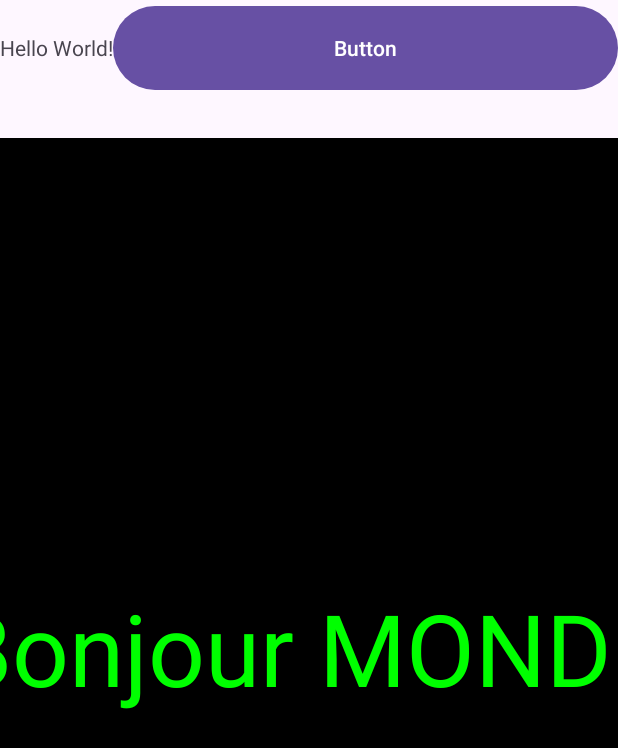
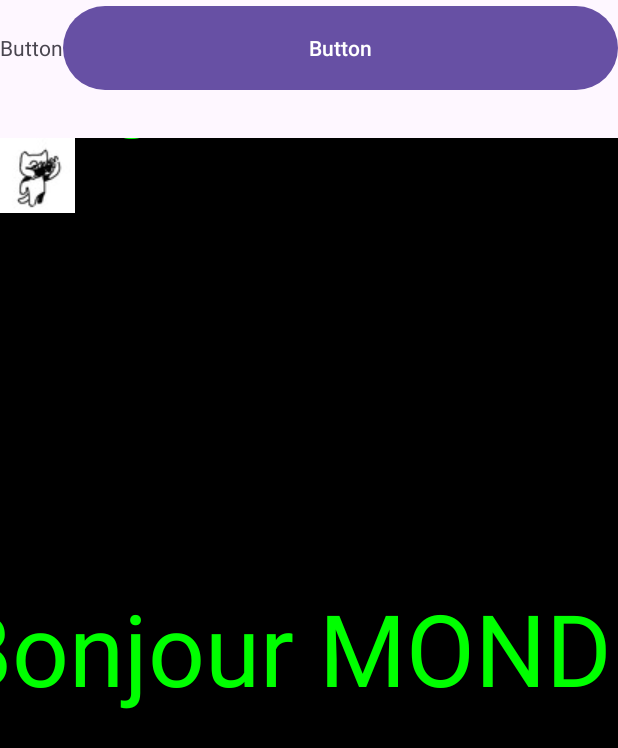
Before and after one commit to rabmarac/TP1_ANDROID_BASES_KRSTESKI, an Android app: the screen it shows after launch (MainActivity), on a phone screen of 412 x 824 dp. Shown: the top 748 px of the screen. Run offline under Robolectric (Android 15) with nearby library versions, the phone set to English and light mode, and no system bars.

Commit message:
Affichage d'une image

```diff
--- a/app/src/main/java/UPsay/decouverteAndroid/MainActivity.java
+++ b/app/src/main/java/UPsay/decouverteAndroid/MainActivity.java
@@ -8,7 +8,6 @@ import androidx.core.graphics.Insets;
 import androidx.core.view.ViewCompat;
 import androidx.core.view.WindowInsetsCompat;
 import android.view.View;
-import android.widget.TextView;
 
 public class MainActivity extends AppCompatActivity {
 
@@ -28,6 +27,6 @@ public class MainActivity extends AppCompatActivity {
         TextView editText = (TextView) findViewById(R.id.monTexte);
         editText.setText("Bisou");*/
 
-        setContentView(R.layout.gestionnaire2);
+        /* this allows us to change context -> setContentView(R.layout.gestionnaire2); */
     }
 }
--- a/app/src/main/java/UPsay/decouverteAndroid/ToGraphic.java
+++ b/app/src/main/java/UPsay/decouverteAndroid/ToGraphic.java
@@ -1,36 +1,73 @@
 package UPsay.decouverteAndroid;
 
+import androidx.annotation.Nullable;
+import android.annotation.SuppressLint;
+
 import android.content.Context;
+import android.graphics.Bitmap;
+import android.graphics.BitmapFactory;
 import android.graphics.Canvas;
 import android.graphics.Color;
 import android.graphics.Paint;
 import android.util.AttributeSet;
+import android.view.MotionEvent;
 import android.view.View;
-
-import androidx.annotation.Nullable;
+import android.widget.Toast;
+import android.os.Handler;
 
 public class ToGraphic extends View {
+    public float xText, yText, textSize;
+    boolean is_on;
+
+    Handler timerHandler = new Handler();
+    Runnable updateTimerThread = new Runnable() {
+        public void run(){
+            textSize += 2f;
+            timerHandler.postDelayed(this, 100);
+            invalidate();
+        }
+    };
 
     /* Constructeur de la classe ToGraphic */
     public ToGraphic(Context context, @Nullable AttributeSet attrs) {
         super(context, attrs);
+        timerHandler.postDelayed(updateTimerThread, 10);
     }
+
+    // Overridable functions
     @Override public void onDraw (Canvas canvas) {
-        Paint p = new Paint();
-        /*définir la couleur de l’objet de dessin */
+        @SuppressLint("DrawAllocation") Paint p = new Paint();
+
+        // Je met une limite à textSize pour éviter qu'il prenne tout l'écran
+        if (textSize > 100) textSize = 100;
         p.setColor(Color.BLACK);
-        /*définir son style en remplissage*/
         p.setStyle(android.graphics.Paint.Style.FILL);
-        /*dessiner un rectangle qui occupe la totalité du View*/
         canvas.drawRect(0,0,getWidth(),getHeight(), p);
-        /*définir une autre couleur pour dessiner un texte*/
         p.setColor(Color.GREEN);
-        /*définir la taille du texte*/
-        p.setTextSize(100);
-        /*définir le centre du texte comme étant son origine*/
+        p.setTextSize(textSize);
         p.setTextAlign(android.graphics.Paint.Align.CENTER);
-        /*dessiner le texte en positionnant son origine au centre du View */
         String texte = "Bonjour MONDE";
-        canvas.drawText(texte, getWidth()/2, getHeight()/2, p);
+
+        /* On créé le bitmap de l'image associer au jpg et on l'affiche avec drawBitmap */
+        @SuppressLint("DrawAllocation") Bitmap b = BitmapFactory.decodeResource(getResources(), R.drawable.cat);
+
+        /* Permet de créer une boite en bas de l'application qui va se fermer automatiquement
+        (j'ai ajouté un flag pour éviter de l'avoir à chaque fois que l'on clique sur la page) */
+        if (!is_on) { Toast.makeText(getContext(), "Bienvenue sur mon application :)", Toast.LENGTH_SHORT).show(); is_on = true; }
+
+        canvas.drawBitmap(b, 0, 0, p);
+        canvas.drawText(texte, (float) getWidth() /2, (float) getHeight() /2, p);
+        canvas.drawText(texte, xText, yText, p);
     }
+
+    @Override
+    public boolean onTouchEvent(MotionEvent event){
+        xText = event.getX();
+        yText = event.getY();
+        invalidate();
+        return false;
+    }
+
+    //Custom fonction
+    public void SetXYText(float x, float y) { xText = x; yText = y; }
 }
--- a/app/src/main/res/layout/activity_main.xml
+++ b/app/src/main/res/layout/activity_main.xml
@@ -21,7 +21,7 @@
             android:id="@+id/monTexte"
             android:layout_width="wrap_content"
             android:layout_height="wrap_content"
-            android:text="Hello World!" />
+            android:text="@string/TextView2" />
 
         <Button
             android:id="@+id/button"
--- a/app/src/main/res/values/strings.xml
+++ b/app/src/main/res/values/strings.xml
@@ -2,4 +2,5 @@
     <string name="app_name">TEST</string>
     <string name="TextView">Hello</string>
     <string name="button">Button</string>
+    <string name="TextView2">Button</string>
 </resources>
```
Also changed, not shown: app/src/main/res/drawable/cat.jpg (added).
